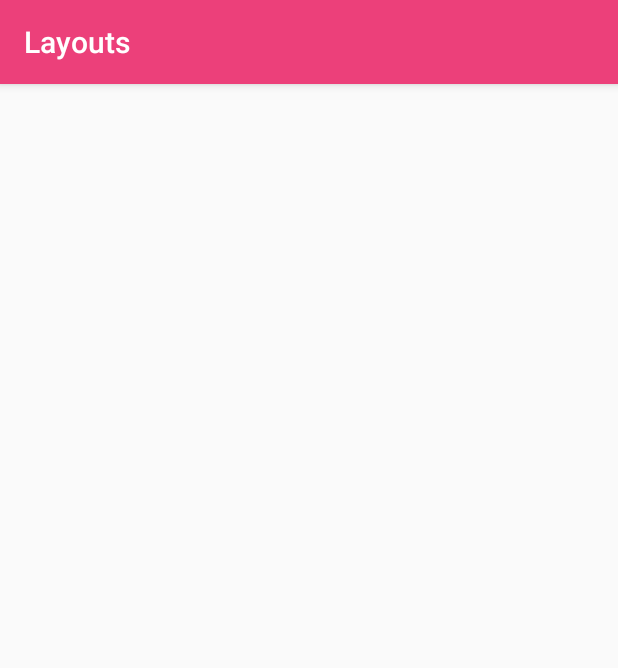
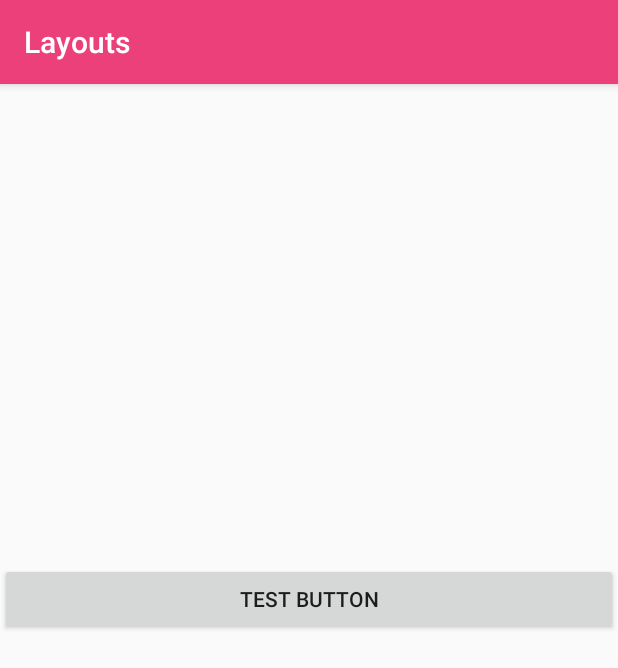
Before and after one commit to DebdutBiswas/AndroidTrainning, an Android app: the screen it shows after launch (MainActivity), on a phone screen of 412 x 824 dp. Shown: the top 668 px of the screen. Run offline under Robolectric (Android 15) with nearby library versions, the phone set to English and light mode, and no system bars.

Commit message:
Test Commit

```diff
--- a/Layouts/app/src/main/res/layout/activity_main.xml
+++ b/Layouts/app/src/main/res/layout/activity_main.xml
@@ -4,4 +4,18 @@
     xmlns:tools="http://schemas.android.com/tools"
     android:layout_width="match_parent"
     android:layout_height="match_parent"
-    tools:context=".MainActivity"/>
+    tools:context=".MainActivity">
+
+    <Button
+        android:id="@+id/btnTest"
+        android:layout_width="match_parent"
+        android:layout_height="wrap_content"
+        android:layout_marginTop="180dp"
+        android:text="Test Button"
+        app:layout_constraintBottom_toBottomOf="parent"
+        app:layout_constraintEnd_toEndOf="parent"
+        app:layout_constraintHorizontal_bias="0.498"
+        app:layout_constraintStart_toStartOf="parent"
+        app:layout_constraintTop_toTopOf="parent"
+        app:layout_constraintVertical_bias="0.258" />
+</android.support.constraint.ConstraintLayout>
```
